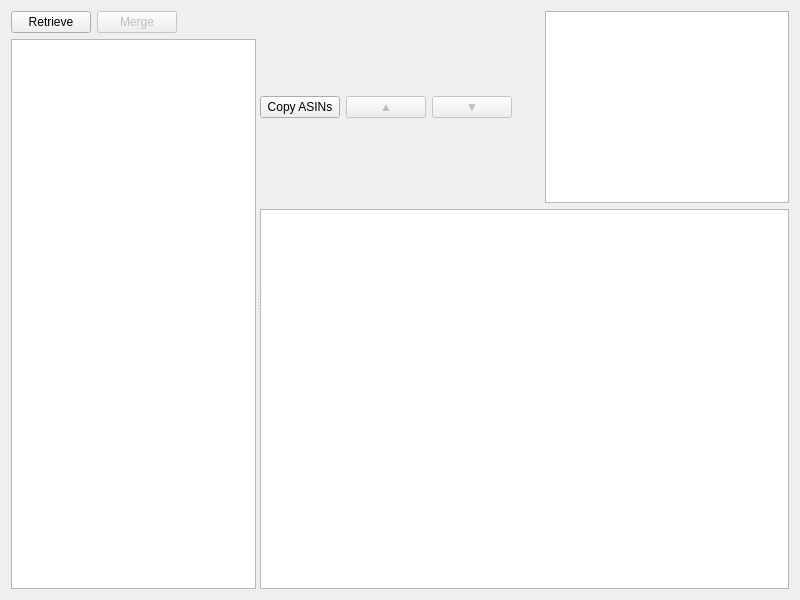
Qt form AmazonTemplate3/gui/panes/PaneStore.ui (icingerpower/AmazonTemplate3) before a commit.
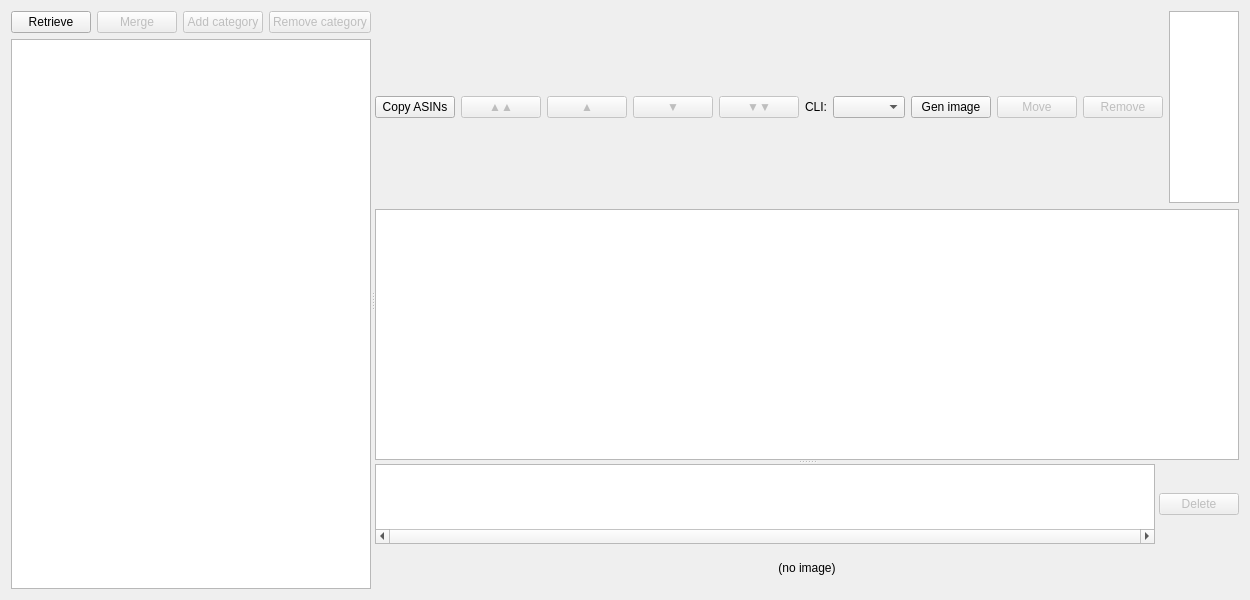
The same form after that commit.

Commit message: PaneStore storefront image strip: two items per version, nodePath prefix filter.

Diff of the .ui file:
```diff
--- a/AmazonTemplate3/gui/panes/PaneStore.ui
+++ b/AmazonTemplate3/gui/panes/PaneStore.ui
@@ -19,7 +19,7 @@
      <property name="orientation">
       <enum>Qt::Orientation::Horizontal</enum>
      </property>
-     <widget class="QWidget" name="">
+     <widget class="QWidget" name="layoutWidget">
       <layout class="QVBoxLayout" name="verticalLayout_2">
        <item>
         <layout class="QHBoxLayout" name="horizontalLayout">
@@ -53,6 +53,32 @@
            </property>
           </spacer>
          </item>
+         <item>
+          <widget class="QPushButton" name="buttonAddCategory">
+           <property name="enabled">
+            <bool>false</bool>
+           </property>
+           <property name="toolTip">
+            <string>Add a custom category node as sibling of the selected node</string>
+           </property>
+           <property name="text">
+            <string>Add category</string>
+           </property>
+          </widget>
+         </item>
+         <item>
+          <widget class="QPushButton" name="buttonRemoveCategory">
+           <property name="enabled">
+            <bool>false</bool>
+           </property>
+           <property name="toolTip">
+            <string>Remove this manually added category node</string>
+           </property>
+           <property name="text">
+            <string>Remove category</string>
+           </property>
+          </widget>
+         </item>
         </layout>
        </item>
        <item>
@@ -60,7 +86,7 @@
        </item>
       </layout>
      </widget>
-     <widget class="QWidget" name="">
+     <widget class="QWidget" name="layoutWidget">
       <layout class="QVBoxLayout" name="verticalLayout">
        <item>
         <layout class="QHBoxLayout" name="horizontalLayout_2">
@@ -71,6 +97,19 @@
            </property>
           </widget>
          </item>
+         <item>
+          <widget class="QPushButton" name="buttonMoveToTop">
+           <property name="enabled">
+            <bool>false</bool>
+           </property>
+           <property name="toolTip">
+            <string>Move selected product to top</string>
+           </property>
+           <property name="text">
+            <string>▲▲</string>
+           </property>
+          </widget>
+         </item>
          <item>
           <widget class="QPushButton" name="buttonMoveUp">
            <property name="text">
@@ -95,6 +134,72 @@
            <property name="toolTip">
             <string>Move selected product down</string>
            </property>
+           <property name="text">
+            <string>▼</string>
+           </property>
+          </widget>
+         </item>
+         <item>
+          <widget class="QPushButton" name="buttonMoveToBottom">
+           <property name="enabled">
+            <bool>false</bool>
+           </property>
+           <property name="toolTip">
+            <string>Move selected product to bottom</string>
+           </property>
+           <property name="text">
+            <string>▼▼</string>
+           </property>
+          </widget>
+         </item>
+         <item>
+          <widget class="QLabel" name="labelGenCli">
+           <property name="text">
+            <string>CLI:</string>
+           </property>
+          </widget>
+         </item>
+         <item>
+          <widget class="QComboBox" name="comboBoxGenCli">
+           <property name="sizePolicy">
+            <sizepolicy hsizetype="Fixed" vsizetype="Fixed">
+             <horstretch>0</horstretch>
+             <verstretch>0</verstretch>
+            </sizepolicy>
+           </property>
+          </widget>
+         </item>
+         <item>
+          <widget class="QPushButton" name="buttonGenStorefrontImage">
+           <property name="text">
+            <string>Gen image</string>
+           </property>
+          </widget>
+         </item>
+         <item>
+          <widget class="QPushButton" name="buttonMoveProducts">
+           <property name="enabled">
+            <bool>false</bool>
+           </property>
+           <property name="toolTip">
+            <string>Move selected product(s) to another node</string>
+           </property>
+           <property name="text">
+            <string>Move</string>
+           </property>
+          </widget>
+         </item>
+         <item>
+          <widget class="QPushButton" name="buttonRemoveProducts">
+           <property name="enabled">
+            <bool>false</bool>
+           </property>
+           <property name="toolTip">
+            <string>Remove selected product(s) — use for duplicates caused by parent bugs</string>
+           </property>
+           <property name="text">
+            <string>Remove</string>
+           </property>
           </widget>
          </item>
          <item>
@@ -132,7 +237,92 @@
         </layout>
        </item>
        <item>
-        <widget class="QTableView" name="tableViewAsins"/>
+        <widget class="QSplitter" name="splitter">
+         <property name="orientation">
+          <enum>Qt::Orientation::Vertical</enum>
+         </property>
+         <widget class="QTableView" name="tableViewAsins"/>
+         <widget class="QWidget" name="widgetStorefront" native="true">
+          <layout class="QVBoxLayout" name="vLayoutStorefront">
+           <property name="spacing">
+            <number>2</number>
+           </property>
+           <item>
+            <layout class="QHBoxLayout" name="hLayoutVersionStrip">
+             <property name="spacing">
+              <number>4</number>
+             </property>
+             <item>
+              <widget class="QListWidget" name="listVersionStrip">
+               <property name="maximumSize">
+                <size>
+                 <width>16777215</width>
+                 <height>80</height>
+                </size>
+               </property>
+               <property name="minimumSize">
+                <size>
+                 <width>0</width>
+                 <height>80</height>
+                </size>
+               </property>
+               <property name="horizontalScrollBarPolicy">
+                <enum>Qt::ScrollBarPolicy::ScrollBarAlwaysOn</enum>
+               </property>
+               <property name="verticalScrollBarPolicy">
+                <enum>Qt::ScrollBarPolicy::ScrollBarAlwaysOff</enum>
+               </property>
+               <property name="movement">
+                <enum>QListView::Movement::Static</enum>
+               </property>
+               <property name="flow">
+                <enum>QListView::Flow::LeftToRight</enum>
+               </property>
+               <property name="iconSize">
+                <size>
+                 <width>100</width>
+                 <height>60</height>
+                </size>
+               </property>
+               <property name="uniformItemSizes">
+                <bool>true</bool>
+               </property>
+               <property name="viewMode">
+                <enum>QListView::ViewMode::IconMode</enum>
+               </property>
+              </widget>
+             </item>
+             <item>
+              <widget class="QPushButton" name="buttonDeleteVersion">
+               <property name="enabled">
+                <bool>false</bool>
+               </property>
+               <property name="sizePolicy">
+                <sizepolicy hsizetype="Fixed" vsizetype="Fixed">
+                 <horstretch>0</horstretch>
+                 <verstretch>0</verstretch>
+                </sizepolicy>
+               </property>
+               <property name="text">
+                <string>Delete</string>
+               </property>
+              </widget>
+             </item>
+            </layout>
+           </item>
+           <item>
+            <widget class="QLabel" name="labelImage">
+             <property name="alignment">
+              <set>Qt::AlignmentFlag::AlignCenter</set>
+             </property>
+             <property name="text">
+              <string>(no image)</string>
+             </property>
+            </widget>
+           </item>
+          </layout>
+         </widget>
+        </widget>
        </item>
       </layout>
      </widget>
```
Left out of the diff: 17 changed lines with no effect on the pictures. The commit also changes 8 other files.
